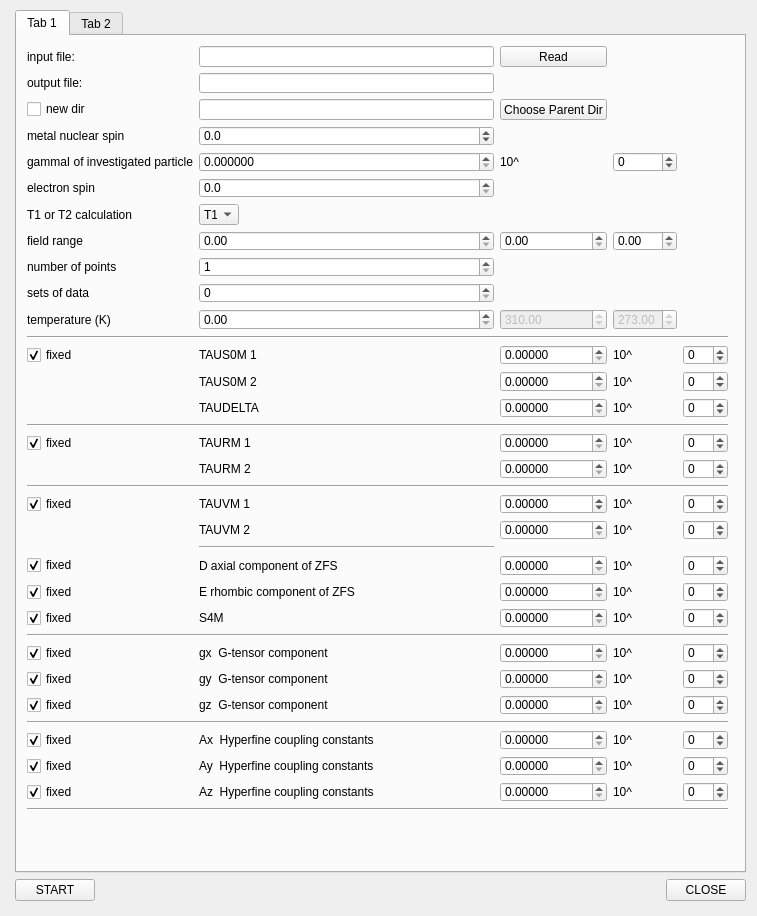
Qt form src/mainwidget.ui (wdastru/NMRD) before a commit.
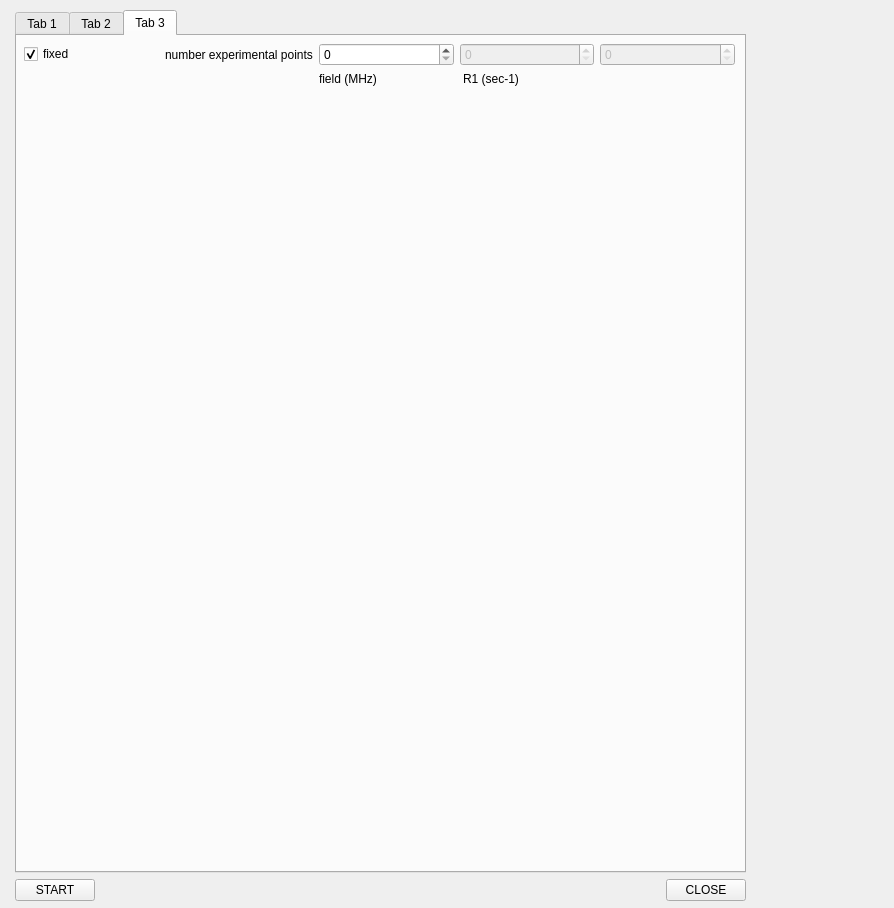
The same form after that commit.

Commit message: reading expt points start

```diff
--- a/src/mainwidget.ui
+++ b/src/mainwidget.ui
@@ -9,8 +9,8 @@
    <rect>
     <x>0</x>
     <y>0</y>
-    <width>757</width>
-    <height>916</height>
+    <width>894</width>
+    <height>908</height>
    </rect>
   </property>
   <property name="windowTitle">
@@ -35,7 +35,7 @@
     <item>
      <widget class="QTabWidget" name="tabWidget">
       <property name="currentIndex">
-       <number>0</number>
+       <number>2</number>
       </property>
       <widget class="QWidget" name="tab">
        <attribute name="title">
@@ -1353,9 +1353,6 @@
            </property>
           </widget>
          </item>
-         <item row="16" column="3">
-          <widget class="QSpinBox" name="nExpPts1SpinBox"/>
-         </item>
          <item row="18" column="1">
           <widget class="QLabel" name="fittingStepLabel">
            <property name="text">
@@ -1390,16 +1387,6 @@
            </property>
           </widget>
          </item>
-         <item row="16" column="1">
-          <widget class="QCheckBox" name="nExpPtsCheckBox">
-           <property name="text">
-            <string>fixed</string>
-           </property>
-           <property name="checked">
-            <bool>true</bool>
-           </property>
-          </widget>
-         </item>
          <item row="14" column="1">
           <widget class="QCheckBox" name="thetaCheckBox">
            <property name="text">
@@ -1410,13 +1397,6 @@
            </property>
           </widget>
          </item>
-         <item row="16" column="2">
-          <widget class="QLabel" name="nExpPtsLabel">
-           <property name="text">
-            <string>number experimental points</string>
-           </property>
-          </widget>
-         </item>
          <item row="15" column="2">
           <widget class="QLabel" name="phiLabel">
            <property name="text">
@@ -1516,20 +1496,6 @@
            </property>
           </widget>
          </item>
-         <item row="16" column="4">
-          <widget class="QSpinBox" name="nExpPts2SpinBox">
-           <property name="enabled">
-            <bool>false</bool>
-           </property>
-          </widget>
-         </item>
-         <item row="16" column="5">
-          <widget class="QSpinBox" name="nExpPts3SpinBox">
-           <property name="enabled">
-            <bool>false</bool>
-           </property>
-          </widget>
-         </item>
          <item row="8" column="2">
           <widget class="QLabel" name="taum2Label">
            <property name="text">
@@ -1550,6 +1516,115 @@
            </property>
           </widget>
          </item>
+         <item row="20" column="1" colspan="5">
+          <widget class="Line" name="line_8">
+           <property name="orientation">
+            <enum>Qt::Horizontal</enum>
+           </property>
+          </widget>
+         </item>
+        </layout>
+       </widget>
+      </widget>
+      <widget class="QWidget" name="tab_3">
+       <attribute name="title">
+        <string>Tab 3</string>
+       </attribute>
+       <widget class="QWidget" name="">
+        <property name="geometry">
+         <rect>
+          <x>7</x>
+          <y>7</y>
+          <width>711</width>
+          <height>821</height>
+         </rect>
+        </property>
+        <layout class="QGridLayout" name="gridLayout_3">
+         <item row="0" column="4">
+          <widget class="QSpinBox" name="nExpPts3SpinBox">
+           <property name="enabled">
+            <bool>false</bool>
+           </property>
+          </widget>
+         </item>
+         <item row="0" column="1">
+          <widget class="QLabel" name="nExpPtsLabel">
+           <property name="text">
+            <string>number experimental points</string>
+           </property>
+          </widget>
+         </item>
+         <item row="0" column="3">
+          <widget class="QSpinBox" name="nExpPts2SpinBox">
+           <property name="enabled">
+            <bool>false</bool>
+           </property>
+          </widget>
+         </item>
+         <item row="0" column="2">
+          <widget class="QSpinBox" name="nExpPts1SpinBox"/>
+         </item>
+         <item row="0" column="0">
+          <widget class="QCheckBox" name="nExpPtsCheckBox">
+           <property name="text">
+            <string>fixed</string>
+           </property>
+           <property name="checked">
+            <bool>true</bool>
+           </property>
+          </widget>
+         </item>
+         <item row="1" column="2" colspan="2">
+          <widget class="QWidget" name="exptPointsWidget" native="true">
+           <widget class="QWidget" name="verticalLayoutWidget">
+            <property name="geometry">
+             <rect>
+              <x>0</x>
+              <y>0</y>
+              <width>281</width>
+              <height>793</height>
+             </rect>
+            </property>
+            <layout class="QVBoxLayout" name="verticalLayout_2">
+             <item>
+              <layout class="QVBoxLayout" name="exptPointsVLayout">
+               <item>
+                <layout class="QHBoxLayout" name="horizontalLayout_2">
+                 <item>
+                  <widget class="QLabel" name="label">
+                   <property name="text">
+                    <string>field (MHz)</string>
+                   </property>
+                  </widget>
+                 </item>
+                 <item>
+                  <widget class="QLabel" name="label_7">
+                   <property name="text">
+                    <string>R1 (sec-1)</string>
+                   </property>
+                  </widget>
+                 </item>
+                </layout>
+               </item>
+              </layout>
+             </item>
+             <item>
+              <spacer name="verticalSpacer_2">
+               <property name="orientation">
+                <enum>Qt::Vertical</enum>
+               </property>
+               <property name="sizeHint" stdset="0">
+                <size>
+                 <width>20</width>
+                 <height>40</height>
+                </size>
+               </property>
+              </spacer>
+             </item>
+            </layout>
+           </widget>
+          </widget>
+         </item>
         </layout>
        </widget>
       </widget>
```
Left out of the diff: 20 changed lines with no effect on the pictures. The commit also changes 6 other files.
